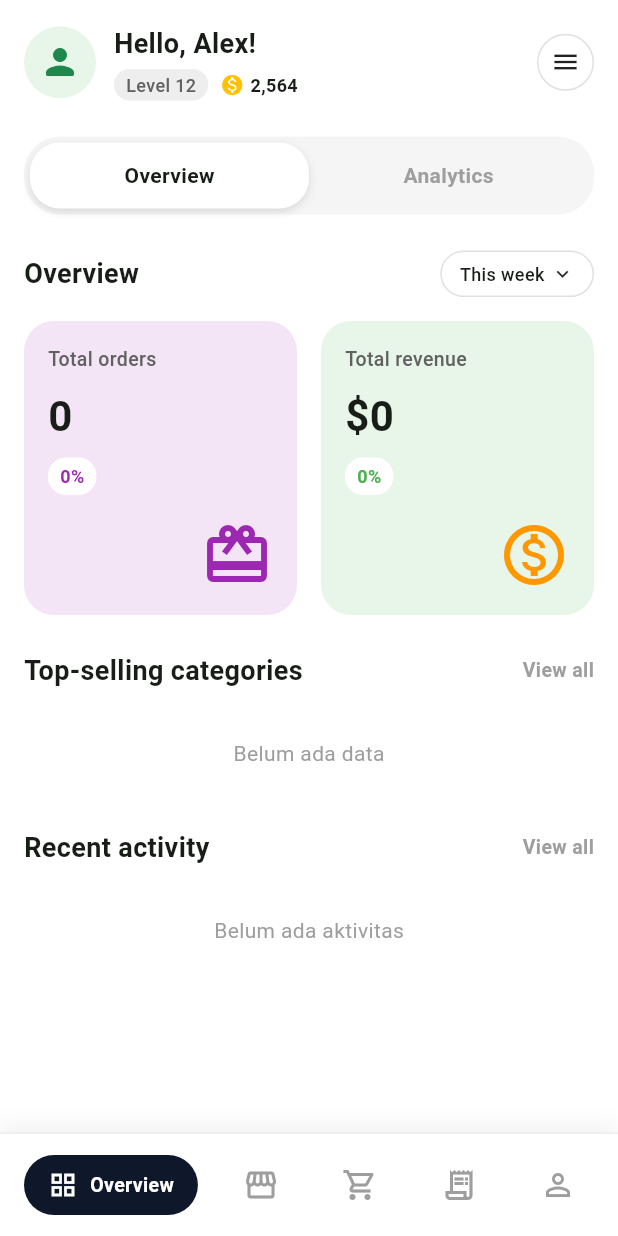
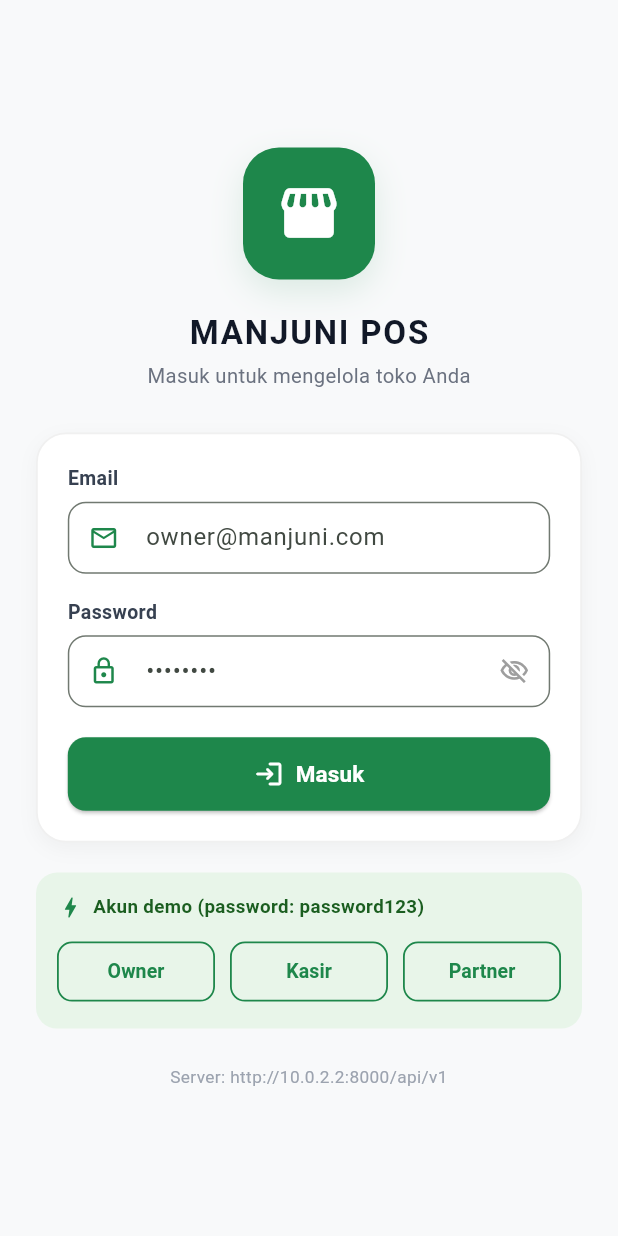
Before and after one commit to Siddiq-Ahrais/MANJUNI, a Flutter app: the screen it shows after launch, on a phone screen of 412 x 824 dp. Run offline on Flutter 3.47's test engine with Material 3 defaults, Android fonts, the phone set to English and light mode, and no system bars.

Commit message:
feat: add login gate and Sanctum auth handling to connect Laravel API
- Add LoginPage with quick-fill demo accounts (owner/kasir/partner)
- Add AuthGate in app.dart: no token -> login page, logged in -> mobile shell
- Add reactive authStateNotifier and auto-logout on 401 responses
- Send category_id when adding products so jenis is saved in backend

```diff
--- a/frontend/lib/app.dart
+++ b/frontend/lib/app.dart
@@ -1,6 +1,8 @@
 import "package:flutter/material.dart";
 
 import "mobile_shell.dart";
+import "pages/login_page.dart";
+import "services/api_service.dart";
 
 class MyApp extends StatelessWidget {
   const MyApp({super.key});
@@ -29,7 +31,26 @@ class MyApp extends StatelessWidget {
           child: child!,
         );
       },
-      home: const MobileShell(),
+      home: const AuthGate(),
     );
   }
 }
+
+/// Gerbang otentikasi:
+/// - Belum punya token (belum login / token kedaluwarsa) -> LoginPage
+/// - Sudah login -> MobileShell
+/// Status login bersifat reaktif via ApiService.authStateNotifier,
+/// sehingga logout maupun 401 otomatis mengembalikan user ke halaman login.
+class AuthGate extends StatelessWidget {
+  const AuthGate({super.key});
+
+  @override
+  Widget build(BuildContext context) {
+    return ValueListenableBuilder<bool>(
+      valueListenable: ApiService.authStateNotifier,
+      builder: (context, isLoggedIn, _) {
+        return isLoggedIn ? const MobileShell() : const LoginPage();
+      },
+    );
+  }
+}
--- /dev/null
+++ b/frontend/lib/pages/login_page.dart
@@ -0,0 +1,333 @@
+import 'package:flutter/material.dart';
+import '../services/api_config.dart';
+import '../services/api_service.dart';
+
+/// Halaman login: gerbang utama aplikasi.
+/// Endpoint penting di backend Laravel (produk, transaksi, dashboard)
+/// dilindungi middleware auth:sanctum + role, jadi user wajib login
+/// terlebih dahulu agar data bisa dimuat.
+class LoginPage extends StatefulWidget {
+  const LoginPage({super.key});
+
+  @override
+  State<LoginPage> createState() => _LoginPageState();
+}
+
+class _LoginPageState extends State<LoginPage> {
+  static const Color kGreen = Color(0xFF1E874B);
+  final TextEditingController _emailCtrl = TextEditingController();
+  final TextEditingController _passwordCtrl = TextEditingController();
+  bool _obscure = true;
+  bool _isLoading = false;
+
+  @override
+  void dispose() {
+    _emailCtrl.dispose();
+    _passwordCtrl.dispose();
+    super.dispose();
+  }
+
+  /// Isi cepat akun demo dari DatabaseSeeder Laravel
+  void _fillDemo(String email) {
+    _emailCtrl.text = email;
+    _passwordCtrl.text = 'password123';
+    setState(() {});
+  }
+
+  Future<void> _doLogin() async {
+    final email = _emailCtrl.text.trim();
+    final password = _passwordCtrl.text;
+
+    if (email.isEmpty || password.isEmpty) {
+      ScaffoldMessenger.of(context).showSnackBar(
+        const SnackBar(
+          content: Text('Email dan password wajib diisi!'),
+          backgroundColor: Colors.redAccent,
+          behavior: SnackBarBehavior.floating,
+        ),
+      );
+      return;
+    }
+
+    setState(() => _isLoading = true);
+    final res = await ApiService.login(email: email, password: password);
+    if (!mounted) return;
+    setState(() => _isLoading = false);
+
+    if (res['success'] != true) {
+      ScaffoldMessenger.of(context).showSnackBar(
+        SnackBar(
+          content: Text(res['message']?.toString() ?? 'Login gagal.'),
+          backgroundColor: Colors.redAccent,
+          behavior: SnackBarBehavior.floating,
+          shape: RoundedRectangleBorder(borderRadius: BorderRadius.circular(10)),
+        ),
+      );
+    }
+    // Jika sukses, ApiService.login() men-set authStateNotifier = true
+    // sehingga AuthGate otomatis menampilkan MobileShell.
+  }
+
+  @override
+  Widget build(BuildContext context) {
+    return Scaffold(
+      backgroundColor: const Color(0xFFF8F9FA),
+      body: SafeArea(
+        child: Center(
+          child: SingleChildScrollView(
+            padding: const EdgeInsets.all(24),
+            child: Column(
+              crossAxisAlignment: CrossAxisAlignment.stretch,
+              children: [
+                // Logo / Icon Aplikasi
+                Center(
+                  child: Container(
+                    width: 88,
+                    height: 88,
+                    decoration: BoxDecoration(
+                      color: kGreen,
+                      borderRadius: BorderRadius.circular(24),
+                      boxShadow: const [
+                        BoxShadow(
+                          color: Color(0x221E874B),
+                          blurRadius: 18,
+                          offset: Offset(0, 8),
+                        ),
+                      ],
+                    ),
+                    child: const Icon(
+                      Icons.storefront_rounded,
+                      color: Colors.white,
+                      size: 44,
+                    ),
+                  ),
+                ),
+                const SizedBox(height: 20),
+                const Center(
+                  child: Text(
+                    'MANJUNI POS',
+                    style: TextStyle(
+                      fontSize: 22,
+                      fontWeight: FontWeight.bold,
+                      letterSpacing: 1.2,
+                      color: Color(0xFF111827),
+                    ),
+                  ),
+                ),
+                const SizedBox(height: 4),
+                const Center(
+                  child: Text(
+                    'Masuk untuk mengelola toko Anda',
+                    style: TextStyle(fontSize: 13.5, color: Color(0xFF6B7280)),
+                  ),
+                ),
+                const SizedBox(height: 28),
+
+                // Card Form Login
+                Container(
+                  padding: const EdgeInsets.all(20),
+                  decoration: BoxDecoration(
+                    color: Colors.white,
+                    borderRadius: BorderRadius.circular(20),
+                    border: Border.all(color: const Color(0xFFF0F0F0), width: 1.2),
+                    boxShadow: const [
+                      BoxShadow(
+                        color: Color(0x0A000000),
+                        blurRadius: 10,
+                        offset: Offset(0, 4),
+                      ),
+                    ],
+                  ),
+                  child: Column(
+                    crossAxisAlignment: CrossAxisAlignment.start,
+                    children: [
+                      const Text(
+                        'Email',
+                        style: TextStyle(
+                          fontSize: 13,
+                          fontWeight: FontWeight.bold,
+                          color: Color(0xFF374151),
+                        ),
+                      ),
+                      const SizedBox(height: 6),
+                      TextField(
+                        controller: _emailCtrl,
+                        keyboardType: TextInputType.emailAddress,
+                        decoration: InputDecoration(
+                          hintText: 'owner@manjuni.com',
+                          prefixIcon: const Icon(Icons.email_outlined, color: kGreen, size: 20),
+                          border: OutlineInputBorder(borderRadius: BorderRadius.circular(12)),
+                          isDense: true,
+                          contentPadding:
+                              const EdgeInsets.symmetric(horizontal: 14, vertical: 12),
+                        ),
+                      ),
+                      const SizedBox(height: 16),
+                      const Text(
+                        'Password',
+                        style: TextStyle(
+                          fontSize: 13,
+                          fontWeight: FontWeight.bold,
+                          color: Color(0xFF374151),
+                        ),
+                      ),
+                      const SizedBox(height: 6),
+                      TextField(
+                        controller: _passwordCtrl,
+                        obscureText: _obscure,
+                        decoration: InputDecoration(
+                          hintText: '\u2022\u2022\u2022\u2022\u2022\u2022\u2022\u2022',
+                          prefixIcon: const Icon(Icons.lock_outline, color: kGreen, size: 20),
+                          suffixIcon: IconButton(
+                            icon: Icon(
+                              _obscure ? Icons.visibility_off_outlined : Icons.visibility_outlined,
+                              size: 20,
+                              color: Colors.grey,
+                            ),
+                            onPressed: () => setState(() => _obscure = !_obscure),
+                          ),
+                          border: OutlineInputBorder(borderRadius: BorderRadius.circular(12)),
+                          isDense: true,
+                          contentPadding:
+                              const EdgeInsets.symmetric(horizontal: 14, vertical: 12),
+                        ),
+                      ),
+                      const SizedBox(height: 20),
+                      ElevatedButton(
+                        onPressed: _isLoading ? null : _doLogin,
+                        style: ElevatedButton.styleFrom(
+                          backgroundColor: kGreen,
+                          foregroundColor: Colors.white,
+                          padding: const EdgeInsets.symmetric(vertical: 14),
+                          shape: RoundedRectangleBorder(borderRadius: BorderRadius.circular(12)),
+                          minimumSize: const Size(double.infinity, 48),
+                        ),
+                        child: _isLoading
+                            ? const SizedBox(
+                                width: 22,
+                                height: 22,
+                                child: CircularProgressIndicator(
+                                  color: Colors.white,
+                                  strokeWidth: 2.4,
+                                ),
+                              )
+                            : const Row(
+                                mainAxisAlignment: MainAxisAlignment.center,
+                                children: [
+                                  Icon(Icons.login_rounded, size: 20),
+                                  SizedBox(width: 8),
+                                  Text(
+                                    'Masuk',
+                                    style: TextStyle(fontSize: 15, fontWeight: FontWeight.bold),
+                                  ),
+                                ],
+                              ),
+                      ),
+                    ],
+                  ),
+                ),
+                const SizedBox(height: 20),
+
+                // Akun demo (dari DatabaseSeeder)
+                Container(
+                  padding: const EdgeInsets.all(14),
+                  decoration: BoxDecoration(
+                    color: const Color(0xFFE8F5E9),
+                    borderRadius: BorderRadius.circular(14),
+                  ),
+                  child: Column(
+                    crossAxisAlignment: CrossAxisAlignment.start,
+                    children: [
+                      const Row(
+                        children: [
+                          Icon(Icons.bolt_rounded, color: kGreen, size: 18),
+                          SizedBox(width: 6),
+                          Text(
+                            'Akun demo (password: password123)',
+                            style: TextStyle(
+                              fontSize: 12.5,
+                              fontWeight: FontWeight.bold,
+                              color: Color(0xFF1B5E20),
+                            ),
+                          ),
+                        ],
+                      ),
+                      const SizedBox(height: 10),
+                      Row(
+                        children: [
+                          Expanded(
+                            child: OutlinedButton(
+                              onPressed: () => _fillDemo('owner@manjuni.com'),
+                              style: OutlinedButton.styleFrom(
+                                foregroundColor: kGreen,
+                                side: const BorderSide(color: kGreen, width: 1.2),
+                                padding: const EdgeInsets.symmetric(vertical: 10),
+                                shape: RoundedRectangleBorder(
+                                  borderRadius: BorderRadius.circular(10),
+                                ),
+                              ),
+                              child: const Text(
+                                'Owner',
+                                style: TextStyle(fontWeight: FontWeight.bold, fontSize: 13),
+                              ),
+                            ),
+                          ),
+                          const SizedBox(width: 10),
+                          Expanded(
+                            child: OutlinedButton(
+                              onPressed: () => _fillDemo('kasir@manjuni.com'),
+                              style: OutlinedButton.styleFrom(
+                                foregroundColor: kGreen,
+                                side: const BorderSide(color: kGreen, width: 1.2),
+                                padding: const EdgeInsets.symmetric(vertical: 10),
+                                shape: RoundedRectangleBorder(
+                                  borderRadius: BorderRadius.circular(10),
+                                ),
+                              ),
+                              child: const Text(
+                                'Kasir',
+                                style: TextStyle(fontWeight: FontWeight.bold, fontSize: 13),
+                              ),
+                            ),
+                          ),
+                          const SizedBox(width: 10),
+                          Expanded(
+                            child: OutlinedButton(
+                              onPressed: () => _fillDemo('partner@manjuni.com'),
+                              style: OutlinedButton.styleFrom(
+                                foregroundColor: kGreen,
+                                side: const BorderSide(color: kGreen, width: 1.2),
+                                padding: const EdgeInsets.symmetric(vertical: 10),
+                                shape: RoundedRectangleBorder(
+                                  borderRadius: BorderRadius.circular(10),
+                                ),
+                              ),
+                              child: const Text(
+                                'Partner',
+                                style: TextStyle(fontWeight: FontWeight.bold, fontSize: 13),
+                              ),
+                            ),
+                          ),
+                        ],
+                      ),
+                    ],
+                  ),
+                ),
+                const SizedBox(height: 24),
+
+                // Info server yang dituju (berguna saat debugging emulator)
+                Center(
+                  child: Text(
+                    'Server: ${ApiConfig.baseUrl}',
+                    textAlign: TextAlign.center,
+                    style: const TextStyle(fontSize: 11.5, color: Color(0xFF9CA3AF)),
+                  ),
+                ),
+              ],
+            ),
+          ),
+        ),
+      ),
+    );
+  }
+}
--- a/frontend/lib/services/api_service.dart
+++ b/frontend/lib/services/api_service.dart
@@ -9,6 +9,16 @@ class ApiService {
   static final ValueNotifier<String?> lastErrorNotifier = ValueNotifier<String?>(null);
   static final ValueNotifier<int> dataChangedNotifier = ValueNotifier<int>(0); // Triggers UI refresh across tabs
   static final ValueNotifier<Map<String, dynamic>?> userNotifier = ValueNotifier<Map<String, dynamic>?>(null);
+  // Status otentikasi: true = sudah login (punya token), false = tampilkan LoginPage
+  static final ValueNotifier<bool> authStateNotifier = ValueNotifier<bool>(false);
+
+  /// Token tidak lagi valid (respons 401) -> reset status login agar
+  /// AuthGate otomatis mengembalikan user ke halaman login.
+  static void _handleUnauthorized() {
+    ApiConfig.token = null;
+    userNotifier.value = null;
+    authStateNotifier.value = false;
+  }
 
   // Fallback data memori lokal (untuk offline mode & widget test)
   static final List<Map<String, dynamic>> _fallbackProducts = [];
@@ -21,6 +31,7 @@ class ApiService {
     _fallbackCustomers.clear();
     ApiConfig.token = null;
     userNotifier.value = null;
+    authStateNotifier.value = false;
     dataChangedNotifier.value++;
   }
 
@@ -97,6 +108,7 @@ class ApiService {
         userNotifier.value = body['user'] is Map ? Map<String, dynamic>.from(body['user'] as Map) : null;
         isConnectedNotifier.value = true;
         lastErrorNotifier.value = null;
+        authStateNotifier.value = true; // Sukses login -> tampilkan shell utama
         dataChangedNotifier.value++;
         return {'success': true, 'data': body};
       } else {
@@ -142,6 +154,7 @@ class ApiService {
         ApiConfig.token = body['token'].toString();
         userNotifier.value = body['user'] is Map ? Map<String, dynamic>.from(body['user'] as Map) : null;
         isConnectedNotifier.value = true;
+        authStateNotifier.value = true; // Sukses registrasi -> langsung masuk
         dataChangedNotifier.value++;
         return {'success': true, 'data': body};
       } else {
@@ -162,6 +175,7 @@ class ApiService {
     } catch (_) {}
     ApiConfig.token = null;
     userNotifier.value = null;
+    authStateNotifier.value = false; // Logout -> kembali ke halaman login
     dataChangedNotifier.value++;
   }
 
@@ -210,6 +224,12 @@ class ApiService {
           return mapped;
         }
       }
+
+      if (res.statusCode == 401) {
+        // Token tidak ada / kedaluwarsa -> kembali ke halaman login
+        _handleUnauthorized();
+        return List<Map<String, dynamic>>.from(_fallbackProducts);
+      }
     } catch (_) {
       isConnectedNotifier.value = false;
     }
@@ -236,6 +256,26 @@ class ApiService {
 
     try {
       final uri = Uri.parse(ApiConfig.productsUrl);
+
+      // Petakan nama kategori pilihan user ke ID kategori di backend Laravel
+      int? categoryId;
+      try {
+        final catRes = await http
+            .get(Uri.parse(ApiConfig.categoriesUrl), headers: ApiConfig.defaultHeaders)
+            .timeout(const Duration(seconds: 4));
+        if (catRes.statusCode == 200) {
+          final catBody = jsonDecode(catRes.body);
+          final List cats = catBody is List ? catBody : ((catBody['data'] as List?) ?? []);
+          for (final c in cats) {
+            if (c is Map &&
+                (c['name']?.toString().toLowerCase() == effectiveCategory.toLowerCase())) {
+              categoryId = (c['id'] as num?)?.toInt();
+              break;
+            }
+          }
+        }
+      } catch (_) {}
+
       final payload = {
         'name': name.trim(),
         'unit': unit.trim(),
@@ -244,6 +284,7 @@ class ApiService {
         'price': price,
         'stock': stock,
         'min_stock': effectiveMinStock,
+        'category_id': ?categoryId,
         if (effectiveBarcode.isNotEmpty) 'barcode': effectiveBarcode,
       };
 
@@ -345,6 +386,11 @@ class ApiService {
             };
           }).toList();
         }
+      }
+
+      if (res.statusCode == 401) {
+        _handleUnauthorized();
+        return List<Map<String, dynamic>>.from(_fallbackTransactions);
       }
     } catch (_) {
       isConnectedNotifier.value = false;
@@ -497,6 +543,10 @@ class ApiService {
           };
         }
       }
+
+      if (res.statusCode == 401) {
+        _handleUnauthorized();
+      }
     } catch (_) {
       isConnectedNotifier.value = false;
     }
```
